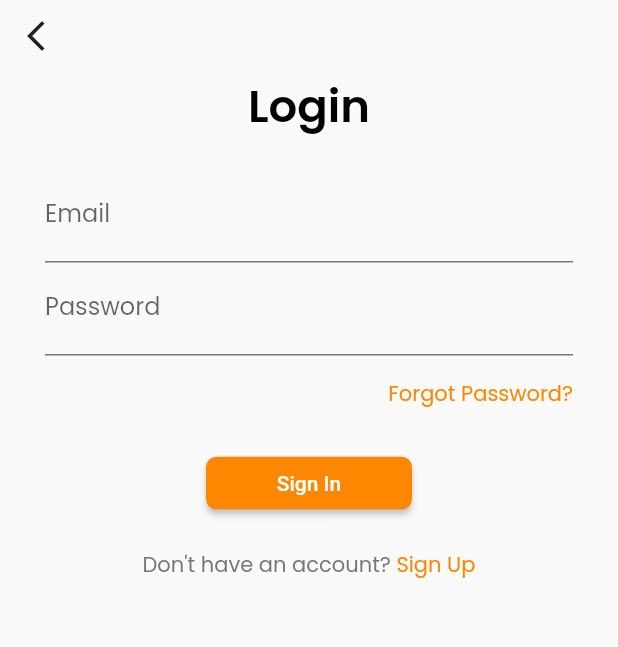
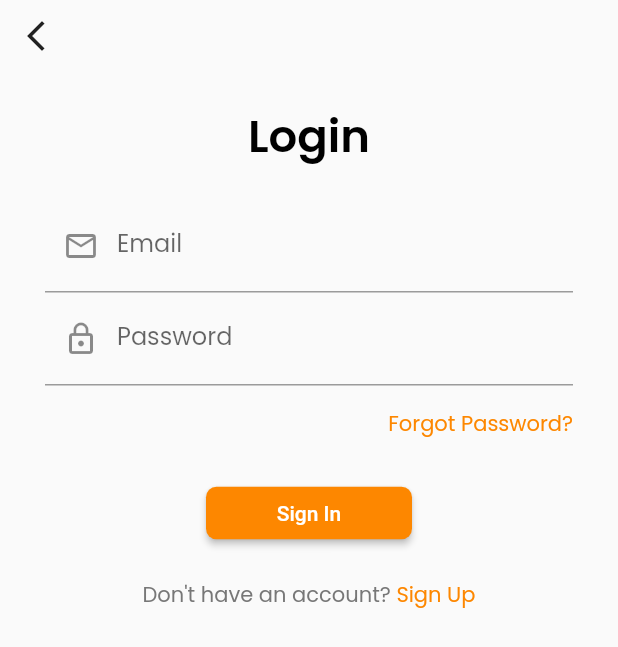
Before and after one commit to stikom-valley/food-app, a Flutter app: the LoginPage screen opened by its route, on a phone screen of 412 x 824 dp. Shown: the top 647 px of the screen. Run offline on Flutter 3.47's test engine with Material 2 defaults, Android fonts, the phone set to English and light mode, and no system bars; our stand-ins replace google_fonts.

Commit message:
improved UI

```diff
--- a/lib/ui/pages/login_page.dart
+++ b/lib/ui/pages/login_page.dart
@@ -1,7 +1,7 @@
 import 'package:flutter/gestures.dart';
 import 'package:flutter/material.dart';
 import 'package:food_app/ui/widgets/widgets.dart';
-import 'package:food_app/utils/app_color.dart';
+import 'package:food_app/utils/app_router.dart';
 import 'package:food_app/utils/app_typography.dart';
 
 class LoginPage extends StatefulWidget {
@@ -27,6 +27,7 @@ class _LoginPageState extends State<LoginPage> {
   Widget build(BuildContext context) {
     return Scaffold(
       body: SafeArea(
+        child: SingleChildScrollView(
           child: Column(
             children: [
               Row(
@@ -36,6 +37,7 @@ class _LoginPageState extends State<LoginPage> {
                       onPressed: () {}, icon: Icon(Icons.arrow_back_ios_new)),
                 ],
               ),
+              SizedBox(height: 20,),
               Text(
                 "Login",
                 style: AppTypography.blackw400
@@ -53,14 +55,8 @@ class _LoginPageState extends State<LoginPage> {
                         decoration: InputDecoration(
                           label: Text("Email"),
                           floatingLabelStyle: AppTypography.mainw400,
-                        enabledBorder: UnderlineInputBorder(
-                          borderSide: BorderSide(color: AppColor.greyColor),
+                          prefixIcon: Icon(Icons.email_outlined),
                         ),
-                        focusedBorder: UnderlineInputBorder(
-                          borderSide: BorderSide(color: AppColor.mainColor),
-                        ),
-                      ),
-                      cursorColor: AppColor.mainColor,
                         keyboardType: TextInputType.emailAddress,
                       ),
                       TextFormField(
@@ -68,16 +64,8 @@ class _LoginPageState extends State<LoginPage> {
                         decoration: InputDecoration(
                           label: Text("Password"),
                           floatingLabelStyle: AppTypography.mainw400,
-                        enabledBorder: UnderlineInputBorder(
-                          borderSide: BorderSide(
-                              color: AppColor.greyColor), //<-- SEE HERE
+                          prefixIcon: Icon(Icons.lock_outline),
                         ),
-                        focusedBorder: UnderlineInputBorder(
-                          borderSide: BorderSide(
-                              color: AppColor.mainColor), //<-- SEE HERE
-                        ),
-                      ),
-                      cursorColor: AppColor.mainColor,
                         obscureText: true,
                       ),
                       Padding(
@@ -94,7 +82,9 @@ class _LoginPageState extends State<LoginPage> {
                           child: Text("Sign In"),
                           minimumSize:
                               Size(MediaQuery.of(context).size.width / 3, 35),
-                        onTap: () {}),
+                          onTap: () {
+                            //TODO: Implement Login Functionality
+                          }),
                     ],
                   ),
                 ),
@@ -110,12 +100,16 @@ class _LoginPageState extends State<LoginPage> {
                         style: AppTypography.mainw400,
                         recognizer: _signupButtonTapRecognizer
                           ..onTap = () {
-                          //TODO: Route to Sign Up Screen
+                            Navigator.pushReplacementNamed(
+                              context,
+                              AppRoutes.signupPage,
+                            );
                           })
                   ]))
             ],
           ),
         ),
+      ),
     );
   }
 }
```
Lines whose indentation alone changed are shown as unchanged.
